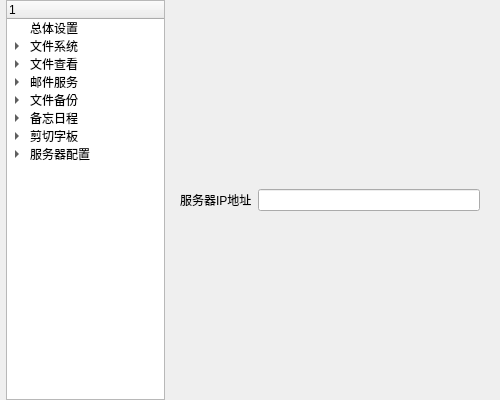
Above: setting/ui/Setting.ui from 3548848289/SmartDesk before the change. Below: the same form after it.
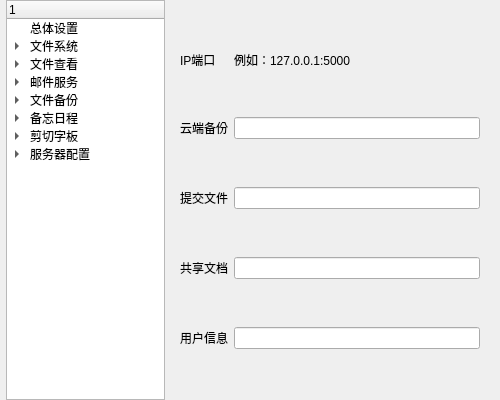
That is the form after the change. The open tabs and pages were chosen to show the change. Icons and pictures are not drawn.

Commit message: 完善代码，与服务器对接成功，但还没测试

The edit to the form file:
```diff
--- a/setting/ui/Setting.ui
+++ b/setting/ui/Setting.ui
@@ -382,15 +382,65 @@
      </widget>
      <widget class="QWidget" name="server_config">
       <layout class="QGridLayout" name="gridLayout_10">
+       <item row="3" column="0">
+        <widget class="QLabel" name="server_config_label5">
+         <property name="text">
+          <string>共享文档</string>
+         </property>
+        </widget>
+       </item>
        <item row="0" column="0">
         <widget class="QLabel" name="server_confi_label">
          <property name="text">
-          <string>服务器IP地址</string>
+          <string>IP端口</string>
          </property>
         </widget>
        </item>
-       <item row="0" column="1">
-        <widget class="QLineEdit" name="server_config_lineEdit"/>
+       <item row="4" column="0">
+        <widget class="QLabel" name="server_confi_label6">
+         <property name="text">
+          <string>用户信息</string>
+         </property>
+        </widget>
+       </item>
+       <item row="3" column="2">
+        <widget class="QLineEdit" name="server_config_lineEdit3"/>
+       </item>
+       <item row="2" column="0">
+        <widget class="QLabel" name="server_config_label4">
+         <property name="text">
+          <string>提交文件</string>
+         </property>
+        </widget>
+       </item>
+       <item row="4" column="2">
+        <widget class="QLineEdit" name="server_config_lineEdit4"/>
+       </item>
+       <item row="1" column="0">
+        <widget class="QLabel" name="server_config_label3">
+         <property name="text">
+          <string>云端备份</string>
+         </property>
+        </widget>
+       </item>
+       <item row="0" column="2">
+        <widget class="QLabel" name="server_config_label2">
+         <property name="sizePolicy">
+          <sizepolicy hsizetype="Preferred" vsizetype="Fixed">
+           <horstretch>0</horstretch>
+           <verstretch>0</verstretch>
+          </sizepolicy>
+         </property>
+         <property name="text">
+          <string>例如：127.0.0.1:5000</string>
+         </property>
+        </widget>
+       </item>
+       <item row="1" column="2">
+        <widget class="QLineEdit" name="server_config_lineEdit1"/>
+       </item>
+       <item row="2" column="2">
+        <widget class="QLineEdit" name="server_config_lineEdit2"/>
        </item>
       </layout>
      </widget>
```
Left out of the diff: 222 changed lines with no effect on the pictures. The commit also changes 446 other files.
